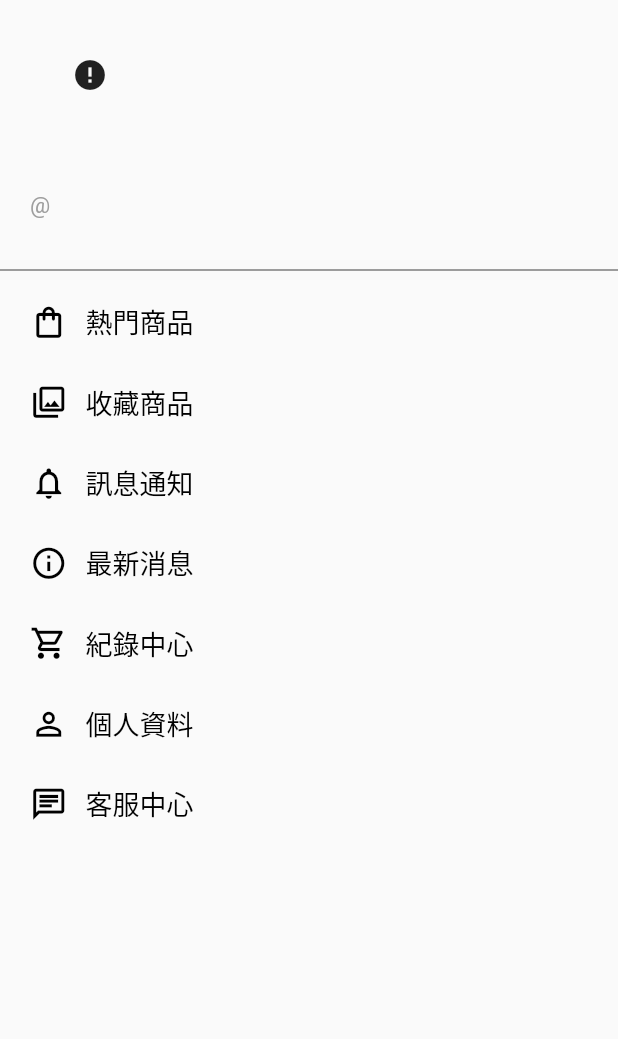
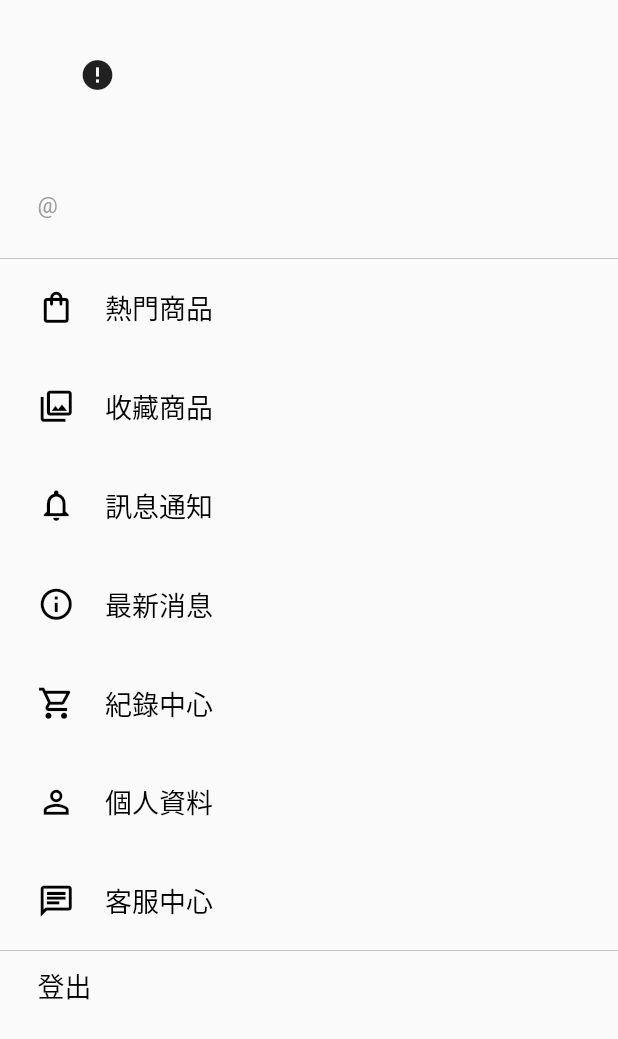
Before and after one commit to CPMoviePHil/e_shopping, a Flutter app: the LeftList widget shown alone on an empty page, opened directly, on a phone screen of 412 x 824 dp. Shown: the top 1039 px of the screen. Run offline on Flutter 3.47's test engine with Material 2 defaults, Android fonts, the phone set to English and light mode, and no system bars; drawn by our look-alikes of cached_network_image; our stand-ins replace carousel_slider, firebase_core, firebase_messaging, flutter_local_notifications, logger, shared_preferences; accounts and stored records are empty; network calls fail.

Commit message:
+入訪客機制

```diff
--- /dev/null
+++ b/lib/configs/constants.dart
@@ -0,0 +1,14 @@
+import 'package:e_shopping/screens/models.dart';
+import 'package:flutter/material.dart';
+
+const List<LeftBarItem> leftBarItems = [
+  const LeftBarItem(icon: Icons.shopping_bag_outlined, leftBarItemsName: "熱門商品", routes: '',),
+  const LeftBarItem(icon: Icons.collections_outlined, leftBarItemsName: "收藏商品", routes: '',),
+  const LeftBarItem(icon: Icons.notifications_outlined, leftBarItemsName: "訊息通知", routes: '',),
+  const LeftBarItem(icon: Icons.info_outline, leftBarItemsName: "最新消息", routes: '',),
+  const LeftBarItem(icon: Icons.shopping_cart_outlined, leftBarItemsName: "紀錄中心", routes: '',),
+  const LeftBarItem(icon: Icons.person_outline, leftBarItemsName: "個人資料", routes: '',),
+  const LeftBarItem(icon: Icons.chat_outlined, leftBarItemsName: "客服中心", routes: '',),
+];
+
+enum ViewStatus { user, visitor, }
--- a/lib/providers/loading_server_data_notifier.dart
+++ b/lib/providers/loading_server_data_notifier.dart
@@ -26,6 +26,7 @@ class LoadingDataNotifier with ChangeNotifier {
       await prefs.setInt(key: "id", value: data['id'],);
       await prefs.setString(key: "account", value: data['account'],);
       await prefs.setString(key: "user_name", value: data['user_name'],);
+      await prefs.setString(key: "profile", value: data['profile'],);
       await Future.delayed(Duration(seconds: 1,));
       user = UserModel.fromJson(data);
       currentStatus = LoadingDataStatus.success;
--- a/lib/screens/left_list.dart
+++ b/lib/screens/left_list.dart
@@ -1,20 +1,13 @@
+import 'package:e_shopping/configs/constants.dart';
 import 'package:e_shopping/providers/config_notifier.dart';
 import 'package:e_shopping/utils/app_libs.dart';
 import 'package:flutter/cupertino.dart';
 import 'package:flutter/material.dart';
 import 'package:provider/provider.dart';
 
+import 'models.dart';
+
 class LeftList extends StatelessWidget {
-
-  final List<LeftBarItems> leftBarItems = [
-    LeftBarItems(icon: Icons.shopping_bag_outlined, leftBarItemsName: "熱門商品", routes: '',),
-    LeftBarItems(icon: Icons.collections_outlined, leftBarItemsName: "收藏商品", routes: '',),
-    LeftBarItems(icon: Icons.notifications_outlined, leftBarItemsName: "訊息通知", routes: '',),
-    LeftBarItems(icon: Icons.info_outline, leftBarItemsName: "最新消息", routes: '',),
-    LeftBarItems(icon: Icons.shopping_cart_outlined, leftBarItemsName: "紀錄中心", routes: '',),
-    LeftBarItems(icon: Icons.person_outline, leftBarItemsName: "個人資料", routes: '',),
-    LeftBarItems(icon: Icons.chat_outlined, leftBarItemsName: "客服中心", routes: '',),
-  ];
 
   Widget personalProfile() {
     return Container(
@@ -79,38 +72,79 @@ class LeftList extends StatelessWidget {
     );
   }
 
+  Widget leftBarItemWidget({
+    @required BuildContext context,
+    @required LeftBarItem item,
+  }) {
+    return Container(
+      padding: const EdgeInsets.symmetric(horizontal: 25,),
+      height: MediaQuery.of(context).size.height * 0.08,
+      child: Row(
+        crossAxisAlignment: CrossAxisAlignment.center,
+        children: [
+          AppLibScreen.appIcon(
+            icon: item.icon,
+            iconSize: "medium",
+          ),
+          const SizedBox(
+            width: 20,
+          ),
+          AppLibScreen.appText(
+            text: item.leftBarItemsName,
+          ),
+        ],
+      ),
+    );
+  }
+
 
   @override
   Widget build(BuildContext context) {
     return Column(
-      mainAxisAlignment: MainAxisAlignment.spaceBetween,
-      children: [
-        Expanded(
-          child: ListView(
-            padding: EdgeInsets.zero,
+      //mainAxisAlignment: MainAxisAlignment.spaceBetween,
       children: <Widget>[
         Container(
-                padding: EdgeInsets.symmetric(
-                  horizontal: 20,
-                  vertical: 10,
-                ),
+          padding: const EdgeInsets.symmetric(horizontal: 25, vertical: 10,),
           child: personalProfile(),
         ),
-              const Divider(
-                thickness: 0.5,
-                color: Colors.black,
-              ),
+        //const Divider(thickness: 0.5, color: Colors.black,),
         Column(
           children: [
             Container(
-                    padding: EdgeInsets.symmetric(
-                      horizontal: 20,
+              decoration: BoxDecoration(
+                border: Border(
+                  top: AppLibScreen.appBorder(),
+                  bottom: AppLibScreen.appBorder(),
                 ),
-                    child: AppLibScreen.leftBarList(leftBarItems: leftBarItems),
+              ),
+              child: ListView(
+                scrollDirection: Axis.vertical,
+                shrinkWrap: true,
+                children: leftBarItems.map((e) => leftBarItemWidget(
+                  context: context, item: e,
+                )).toList(),
+              ),
             ),
           ],
         ),
-            ],
+        Container(
+          alignment: Alignment.centerLeft,
+          padding: const EdgeInsets.symmetric(horizontal: 25, vertical: 10,),
+          child: GestureDetector(
+            onTap: () async {
+              ScaffoldMessenger.of(context).showSnackBar(const SnackBar(content: Text("登出中.."),));
+              bool logout = await context.read<ConfigNotifier>().logout();
+              ScaffoldMessenger.of(context)
+                ..hideCurrentSnackBar()
+                ..showSnackBar(
+                  SnackBar(
+                    content: Text( logout? "已成功登出!" : "登出失敗",),
+                  ),
+                );
+            },
+            child: AppLibScreen.appText(
+              text: "登出",
+            ),
           ),
         ),
       ],
--- /dev/null
+++ b/lib/screens/models.dart
@@ -0,0 +1,13 @@
+import 'package:flutter/cupertino.dart';
+
+class LeftBarItem {
+  final IconData icon;
+  final String leftBarItemsName;
+  final String routes;
+
+  const LeftBarItem({
+    @required this.icon,
+    @required this.leftBarItemsName,
+    @required this.routes,
+  });
+}
--- a/lib/utils/app_libs.dart
+++ b/lib/utils/app_libs.dart
@@ -1,19 +1,6 @@
 import 'package:flutter/cupertino.dart';
 import 'package:flutter/material.dart';
 import 'package:cached_network_image/cached_network_image.dart';
-
-class LeftBarItems {
-  final IconData icon;
-  final String leftBarItemsName;
-  final String routes;
-
-  const LeftBarItems({
-    @required this.icon,
-    @required this.leftBarItemsName,
-    @required this.routes,
-  });
-}
-
 
 class AppLibScreen {
 
@@ -91,43 +78,4 @@ class AppLibScreen {
       errorWidget: (context, url, error) => Icon(Icons.error),
     );
   }
-
-  static Widget leftBarList ({
-    @required List leftBarItems,
-  }) {
-    return Container(
-      child: ListView.builder(
-        scrollDirection: Axis.vertical,
-        shrinkWrap: true,
-        itemCount: leftBarItems.length,
-        itemBuilder: (context, index) {
-          return leftBarItemWidget(context: context, item: leftBarItems[index],);
-        },
-      ),
-    );
-  }
-
-  static Widget leftBarItemWidget({
-    @required BuildContext context,
-    @required LeftBarItems item,
-  }) {
-    return Container(
-      height: MediaQuery.of(context).size.height * 0.065,
-      child: Row(
-        crossAxisAlignment: CrossAxisAlignment.center,
-        children: [
-          AppLibScreen.appIcon(
-            icon: item.icon,
-            iconSize: "medium",
-          ),
-          SizedBox(
-            width: 12,
-          ),
-          AppLibScreen.appText(
-            text: item.leftBarItemsName,
-          ),
-        ],
-      ),
-    );
-  }
 }
--- a/lib/utils/prefs.dart
+++ b/lib/utils/prefs.dart
@@ -30,4 +30,8 @@ class MainPrefs {
   Future<bool> setBool({@required String key, @required bool value}) async {
     return await prefs.setBool(key, value);
   }
+
+  Future<bool> removeKey({@required String key,}) async {
+    return await prefs.remove(key);
+  }
 }
```
Also changed, not shown: lib/main.dart (+32 -9 lines), lib/providers/config_notifier.dart (+39 -1 lines), lib/screens/login.dart (+19 -4 lines). Lines whose indentation alone changed are shown as unchanged.
